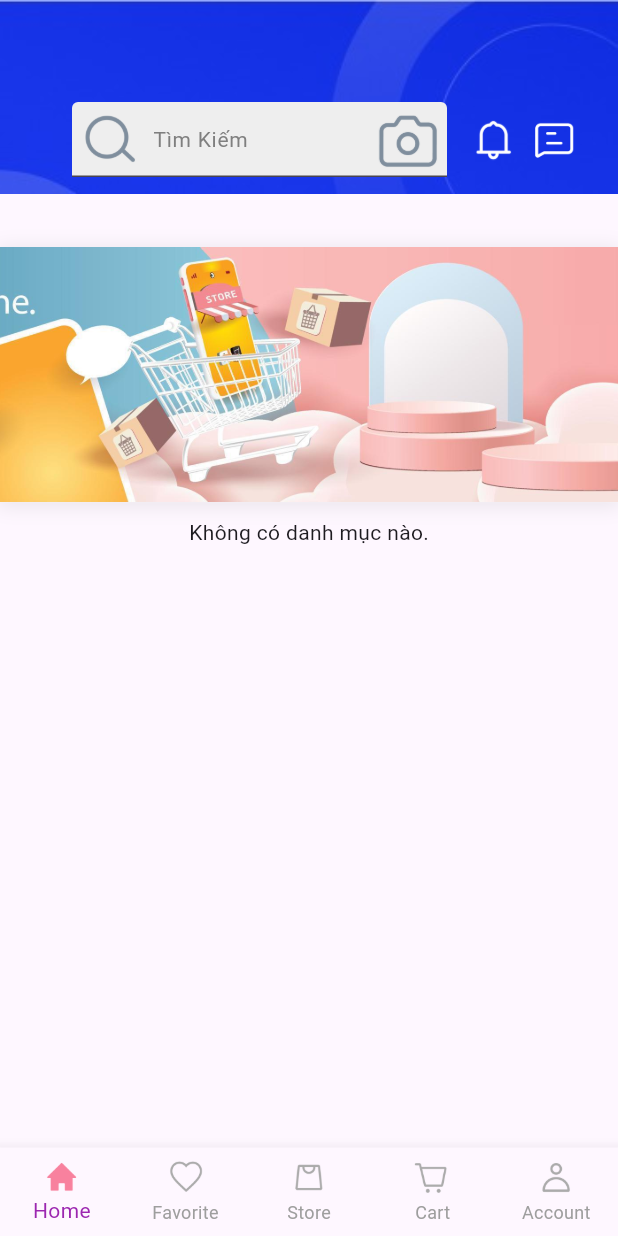
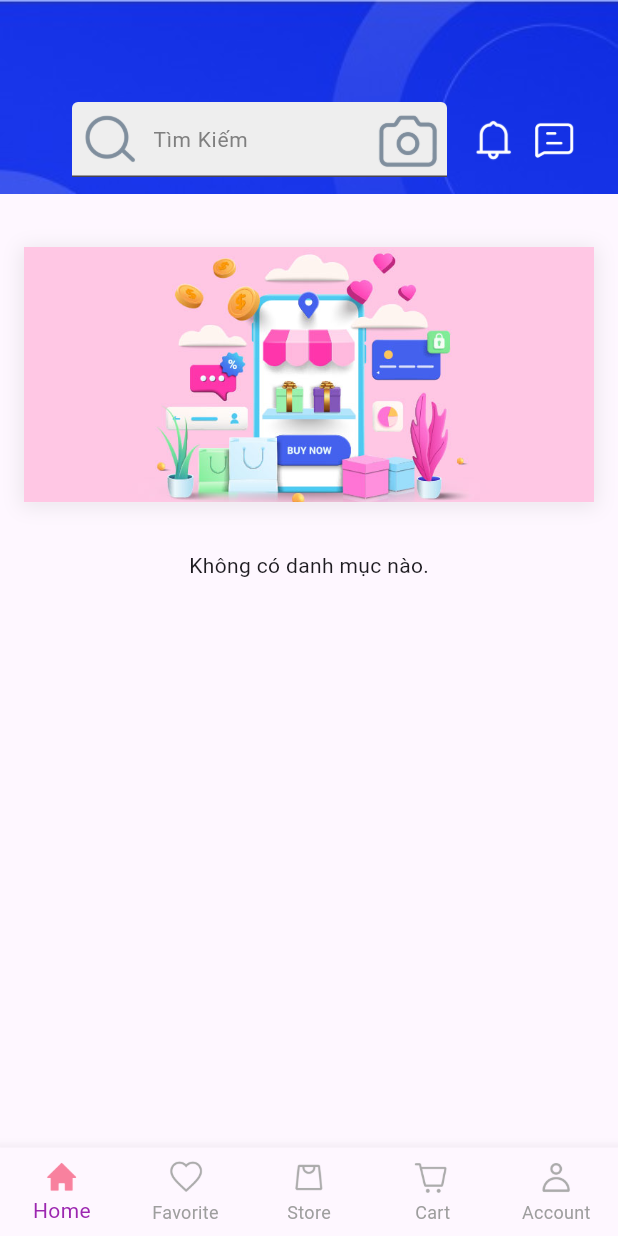
Before and after one commit to hieunguyen1912/AppDevelopment, a Flutter app: the screen it shows after launch, on a phone screen of 412 x 824 dp. Run offline on Flutter 3.47's test engine with Material 3 defaults, Android fonts, the phone set to English and light mode, and no system bars; our stand-ins replace cloud_firestore, firebase_auth, firebase_core, google_fonts; accounts and stored records are empty.

Commit message:
fix banner

```diff
--- a/Group7Project/Ecommerceapp/tmdt_app/lib/views/screens/nav_screens/widgets/banner_widgets.dart
+++ b/Group7Project/Ecommerceapp/tmdt_app/lib/views/screens/nav_screens/widgets/banner_widgets.dart
@@ -17,7 +17,7 @@ class _BannerWidgetState extends State<BannerWidget> {
   @override
   Widget build(BuildContext context) {
     return Padding(
-      padding: const EdgeInsets.only(bottom: 10),
+      padding: const EdgeInsets.symmetric(horizontal: 16).copyWith(bottom: 32),
       child: Container(
         width: MediaQuery.of(context).size.width,
         height: 170,
--- a/Group7Project/Ecommerceapp/tmdt_app/lib/views/screens/nav_screens/widgets/category_widgets.dart
+++ b/Group7Project/Ecommerceapp/tmdt_app/lib/views/screens/nav_screens/widgets/category_widgets.dart
@@ -47,7 +47,7 @@ class _CategoryListState extends State<CategoryList> {
                   },
                   child: Column(
                     children: [
-                      Image.network(categories[index].categoryImage, width: 50, height: 50, fit: BoxFit.cover,),
+                      Image.network(categories[index].categoryImage, width: 40, height: 40, fit: BoxFit.cover,),
                       Text(categories[index].categoryName,
                       style: GoogleFonts.quicksand(
                         fontSize: 14,
```
Also changed, not shown: Group7Project/Ecommerceapp/tmdt_app/lib/views/screens/nav_screens/widgets/reusable_text_widgets.dart (added, +11 -0 lines), Group7Project/Ecommerceapp/tmdt_app/assets/images/banner1.jpg, Group7Project/Ecommerceapp/tmdt_app/pubspec.lock.
